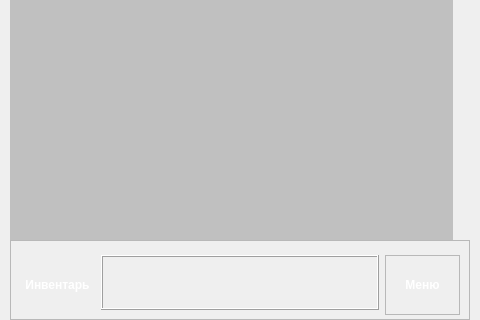
First picture: the form in QtTestClient/mainwindow.ui, repository kihaseet/Alien, before the edit; both pictures show x 0 to 480 and y 320 to 640 of the 480 by 640 pixel window.
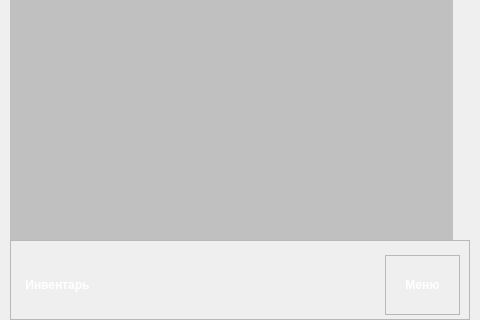
Second picture: the form after the edit. The open tabs and pages were chosen to show the change. Icons and pictures are not drawn. Custom widgets are drawn as their Qt base class.

Commit message: Remove onlick signal, add border for selected item/action, set disabled item buttons without items, remove ability to change inventory to action in selection mode.

```diff
--- a/QtTestClient/mainwindow.ui
+++ b/QtTestClient/mainwindow.ui
@@ -752,10 +752,10 @@
            <item>
             <widget class="QFrame" name="fItemsAndActions">
              <property name="frameShape">
-              <enum>QFrame::Box</enum>
+              <enum>QFrame::NoFrame</enum>
              </property>
              <property name="frameShadow">
-              <enum>QFrame::Raised</enum>
+              <enum>QFrame::Plain</enum>
              </property>
              <layout class="QHBoxLayout" name="horizontalLayout_4">
               <property name="spacing">
```
Left out of the diff: 52 changed lines with no effect on the pictures. The commit also changes 4 other files.
